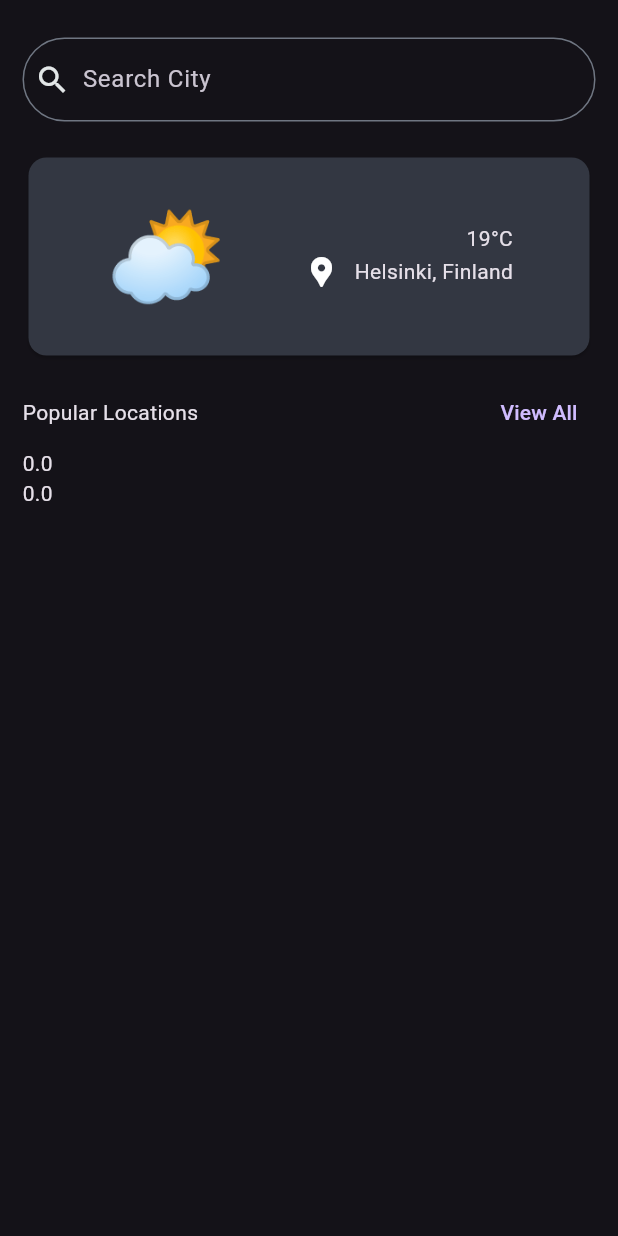
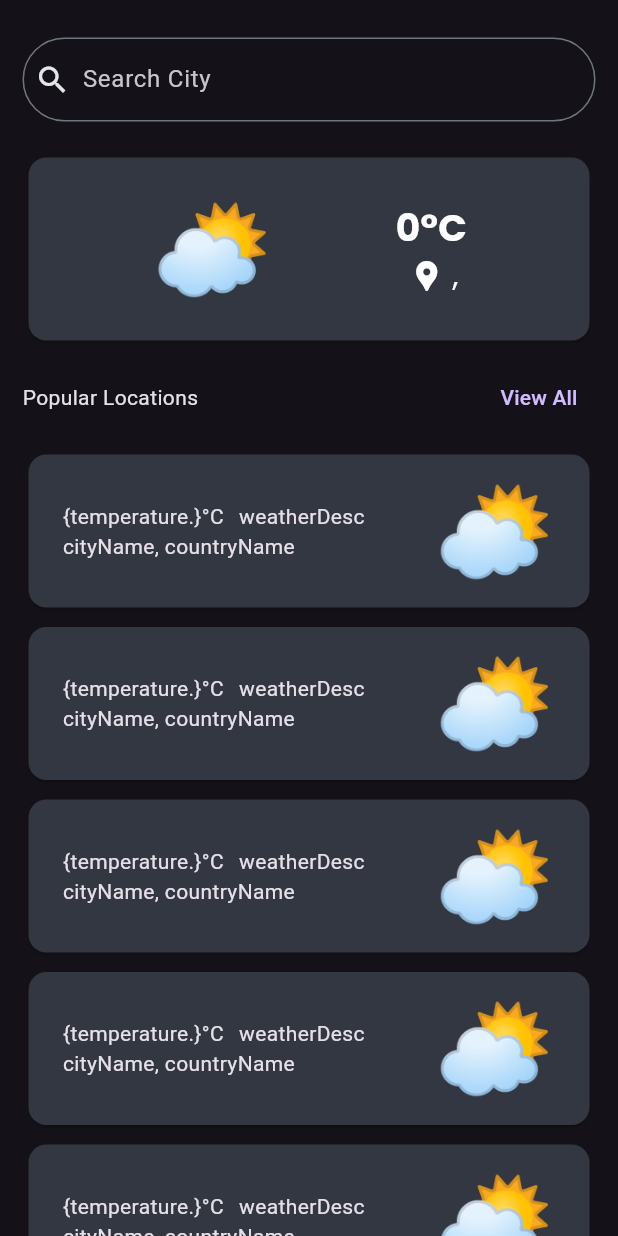
Before and after one commit to christiandarvs/Weather_App, a Flutter app: the WeatherScreen screen opened directly with empty values, on a phone screen of 412 x 824 dp. Run offline on Flutter 3.47's test engine with Material 2 defaults, Android fonts, the phone set to English and light mode, and no system bars; our stand-ins replace geolocator, google_fonts.

Commit message:
add changes

```diff
--- a/lib/screens/loading_screen.dart
+++ b/lib/screens/loading_screen.dart
@@ -1,5 +1,9 @@
+import 'dart:convert';
+
 import 'package:flutter/material.dart';
+import 'package:weather_app/screens/weather_screen.dart';
 import 'package:weather_app/services/location.dart';
+import 'package:http/http.dart' as http;
 
 class LoadingScreen extends StatefulWidget {
   const LoadingScreen({super.key});
@@ -16,22 +20,34 @@ class _LoadingScreenState extends State<LoadingScreen> {
     getLocation();
   }
 
-  void getLocation() {
+  void getLocation() async {
     Location location = Location();
-    location.getLocation();
-    // navigateToWeatherScreen(location.latitude, location.longitude);
+    await location.getLocation();
+    var response = await http.get(Uri.parse(
+        'https://api.openweathermap.org/data/2.5/weather?lat=${location.latitude}&lon=${location.longitude}&appid=057e14416124ad6da322d52d049ae9d7&units=metric'));
+    var jsonData = jsonDecode(response.body);
+    debugPrint('$jsonData');
+    var temperature = jsonData['main']['temp'];
+    var cityName = jsonData['name'];
+    var countryName = jsonData['sys']['country'];
+    await navigateToWeatherScreen(location.latitude, location.longitude,
+        cityName, countryName, temperature);
   }
 
-  void navigateToWeatherScreen(double latitude, double longitude) async {
-    // await Navigator.push(
-    //   context,
-    //   MaterialPageRoute(
-    //     builder: (context) => WeatherScreen(
-    //       latitude: latitude,
-    //       longitude: longitude,
-    //     ),
-    //   ),
-    // );
+  Future<void> navigateToWeatherScreen(double latitude, double longitude,
+      String cityName, String countryName, double temperature) async {
+    await Navigator.push(
+      context,
+      MaterialPageRoute(
+        builder: (context) => WeatherScreen(
+          latitude: latitude,
+          longitude: longitude,
+          cityName: cityName,
+          countryName: countryName,
+          temperature: temperature,
+        ),
+      ),
+    );
   }
 
   @override
--- a/lib/screens/weather_screen.dart
+++ b/lib/screens/weather_screen.dart
@@ -1,10 +1,21 @@
+// ignore_for_file: public_member_api_docs, sort_constructors_first
+
 import 'package:flutter/material.dart';
+import 'package:google_fonts/google_fonts.dart';
 
 class WeatherScreen extends StatefulWidget {
   final double latitude;
   final double longitude;
+  final String cityName;
+  final String countryName;
+  final double temperature;
   const WeatherScreen(
-      {super.key, required this.latitude, required this.longitude});
+      {super.key,
+      required this.latitude,
+      required this.longitude,
+      required this.cityName,
+      required this.countryName,
+      required this.temperature});
 
   @override
   State<WeatherScreen> createState() => _WeatherScreenState();
@@ -12,17 +23,33 @@ class WeatherScreen extends StatefulWidget {
 
 class _WeatherScreenState extends State<WeatherScreen> {
   late TextEditingController cityController;
-  String? cityName;
+  // String? cityName;
+  // late double temperature;
+  // late String cityName;
+  // late String countryName;
+  // late String weatherDesc;
 
   @override
   void initState() {
     super.initState();
     cityController = TextEditingController();
+    getLocation();
+  }
+
+  void getLocation() async {
+    // var response = await http.get(Uri.parse(
+    //     'https://api.openweathermap.org/data/2.5/weather?q=Paris&appid=057e14416124ad6da322d52d049ae9d7&units=metric'));
+    // final jsonData = jsonDecode(response.body);
+    // temperature = await jsonData['main']['temp'];
+    // cityName = await jsonData['name'];
+    // countryName = await jsonData['sys']['country'];
+    // weatherDesc = await jsonData['weather'][0]['description'];
   }
 
   @override
   Widget build(BuildContext context) {
     return Scaffold(
+      resizeToAvoidBottomInset: false,
       body: SafeArea(
         child: Padding(
           padding: const EdgeInsets.symmetric(horizontal: 15),
@@ -46,7 +73,7 @@ class _WeatherScreenState extends State<WeatherScreen> {
                 controller: cityController,
                 onChanged: (value) {
                   setState(() {
-                    cityName = value;
+                    // cityName = value;
                   });
                 },
                 leading: const Icon(
@@ -58,32 +85,40 @@ class _WeatherScreenState extends State<WeatherScreen> {
                 height: 20,
               ),
               SizedBox(
-                height: 140,
+                height: 130,
                 child: InkWell(
                   onTap: () {},
-                  child: const Card(
-                    color: Color(0xff333742),
+                  child: Card(
+                    color: const Color(0xff333742),
                     child: Column(
                       mainAxisAlignment: MainAxisAlignment.center,
                       children: [
                         Row(
                           mainAxisAlignment: MainAxisAlignment.spaceEvenly,
                           children: [
-                            Text(
+                            const Text(
                               '⛅',
                               style: TextStyle(fontSize: 65),
                             ),
                             Column(
                               crossAxisAlignment: CrossAxisAlignment.end,
                               children: [
-                                Text('19°C'),
+                                Text(
+                                    '${widget.temperature.toStringAsFixed(0)}°C',
+                                    style: GoogleFonts.poppins(
+                                        color: Colors.white,
+                                        fontSize: 25,
+                                        fontWeight: FontWeight.bold)),
                                 Row(
                                   children: [
-                                    Icon(Icons.location_pin),
-                                    SizedBox(
-                                      width: 10,
+                                    const Icon(Icons.location_pin),
+                                    const SizedBox(
+                                      width: 5,
                                     ),
-                                    Text('Helsinki, Finland'),
+                                    Text(
+                                        '${widget.cityName}, ${widget.countryName}',
+                                        style: GoogleFonts.poppins(
+                                            color: Colors.white, fontSize: 20)),
                                   ],
                                 )
                               ],
@@ -108,8 +143,52 @@ class _WeatherScreenState extends State<WeatherScreen> {
                   )
                 ],
               ),
-              Text('${widget.latitude}'),
-              Text('${widget.longitude}'),
+              const SizedBox(
+                height: 10,
+              ),
+              Expanded(
+                child: ListView.separated(
+                  separatorBuilder: (context, index) {
+                    return const SizedBox(
+                      height: 5,
+                    );
+                  },
+                  itemCount: 5,
+                  itemBuilder: (context, index) {
+                    return const SizedBox(
+                      height: 110,
+                      child: Card(
+                        color: Color(0xff333742),
+                        child: Row(
+                          mainAxisAlignment: MainAxisAlignment.spaceAround,
+                          children: [
+                            Column(
+                              mainAxisAlignment: MainAxisAlignment.center,
+                              crossAxisAlignment: CrossAxisAlignment.start,
+                              children: [
+                                Row(
+                                  children: [
+                                    Text('{temperature.}°C'),
+                                    SizedBox(
+                                      width: 10,
+                                    ),
+                                    Text('weatherDesc'),
+                                  ],
+                                ),
+                                Text('cityName, countryName')
+                              ],
+                            ),
+                            Text(
+                              '⛅',
+                              style: TextStyle(fontSize: 65),
+                            ),
+                          ],
+                        ),
+                      ),
+                    );
+                  },
+                ),
+              )
             ],
           ),
         ),
--- /dev/null
+++ b/lib/services/country.dart
@@ -0,0 +1,3 @@
+class Country {
+  late String name;
+}
--- a/pubspec.yaml
+++ b/pubspec.yaml
@@ -32,6 +32,7 @@ dependencies:
   flutter:
     sdk: flutter
   geolocator: ^9.0.2
+  google_fonts: ^5.0.0
   http: ^1.0.0
 
 dev_dependencies:
```
Also changed, not shown: pubspec.lock, 1 other file.
